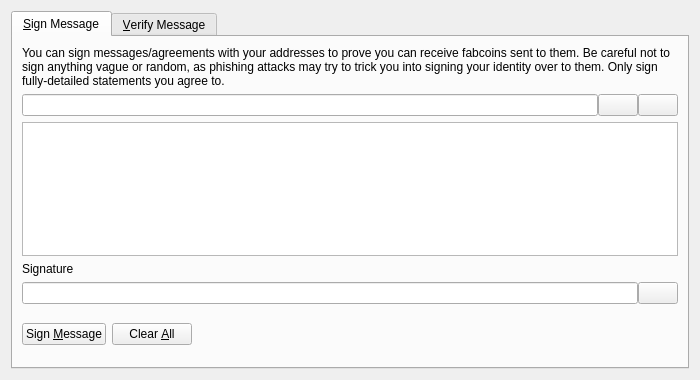
rlinxy/fcore, file src/qt/forms/signverifymessagedialog.ui: the form before one commit.
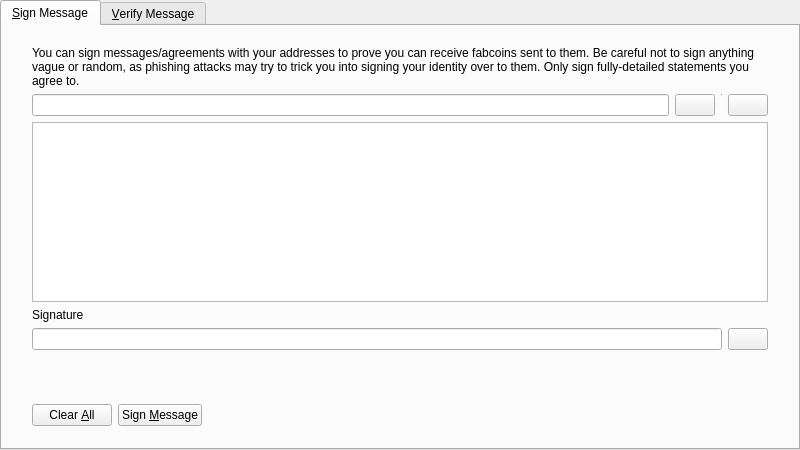
The form after the commit. Icons and pictures are not drawn. Custom widgets are drawn as their Qt base class.

The edit to the form file:
```diff
--- a/src/qt/forms/signverifymessagedialog.ui
+++ b/src/qt/forms/signverifymessagedialog.ui
@@ -6,8 +6,8 @@
    <rect>
     <x>0</x>
     <y>0</y>
-    <width>700</width>
-    <height>380</height>
+    <width>800</width>
+    <height>450</height>
    </rect>
   </property>
   <property name="windowTitle">
@@ -17,6 +17,18 @@
    <bool>true</bool>
   </property>
   <layout class="QVBoxLayout" name="verticalLayout">
+   <property name="leftMargin">
+    <number>0</number>
+   </property>
+   <property name="topMargin">
+    <number>0</number>
+   </property>
+   <property name="rightMargin">
+    <number>0</number>
+   </property>
+   <property name="bottomMargin">
+    <number>0</number>
+   </property>
    <item>
     <widget class="QTabWidget" name="tabWidget">
      <property name="currentIndex">
@@ -27,6 +39,32 @@
        <string>&amp;Sign Message</string>
       </attribute>
       <layout class="QVBoxLayout" name="verticalLayout_SM">
+       <property name="leftMargin">
+        <number>0</number>
+       </property>
+       <property name="topMargin">
+        <number>0</number>
+       </property>
+       <property name="rightMargin">
+        <number>0</number>
+       </property>
+       <property name="bottomMargin">
+        <number>0</number>
+       </property>
+       <item>
+        <layout class="QVBoxLayout" name="verticalLayout_3">
+         <property name="leftMargin">
+          <number>30</number>
+         </property>
+         <property name="topMargin">
+          <number>20</number>
+         </property>
+         <property name="rightMargin">
+          <number>30</number>
+         </property>
+         <property name="bottomMargin">
+          <number>20</number>
+         </property>
        <item>
         <widget class="QLabel" name="infoLabel_SM">
          <property name="text">
@@ -43,7 +81,7 @@
        <item>
         <layout class="QHBoxLayout" name="horizontalLayout_1_SM">
          <property name="spacing">
-          <number>0</number>
+            <number>6</number>
          </property>
          <item>
           <widget class="QValidatedLineEdit" name="addressIn_SM">
@@ -72,6 +110,19 @@
            </property>
           </widget>
          </item>
+           <item>
+            <widget class="Line" name="vLine">
+             <property name="maximumSize">
+              <size>
+               <width>1</width>
+               <height>22</height>
+              </size>
+             </property>
+             <property name="orientation">
+              <enum>Qt::Vertical</enum>
+             </property>
+            </widget>
+           </item>
          <item>
           <widget class="QPushButton" name="pasteButton_SM">
            <property name="toolTip">
@@ -114,7 +165,7 @@
        <item>
         <layout class="QHBoxLayout" name="horizontalLayout_2_SM">
          <property name="spacing">
-          <number>0</number>
+            <number>6</number>
          </property>
          <item>
           <widget class="QLineEdit" name="signatureOut_SM">
@@ -147,8 +198,37 @@
          </item>
         </layout>
        </item>
+        </layout>
+       </item>
        <item>
-        <layout class="QHBoxLayout" name="horizontalLayout_3_SM">
+        <widget class="QWidget" name="buttonsContainerWhite" native="true">
+         <layout class="QHBoxLayout" name="horizontalLayout">
+          <property name="leftMargin">
+           <number>30</number>
+          </property>
+          <property name="topMargin">
+           <number>15</number>
+          </property>
+          <property name="rightMargin">
+           <number>30</number>
+          </property>
+          <item>
+           <widget class="QPushButton" name="clearButton_SM">
+            <property name="toolTip">
+             <string>Reset all sign message fields</string>
+            </property>
+            <property name="text">
+             <string>Clear &amp;All</string>
+            </property>
+            <property name="icon">
+             <iconset resource="../fabcoin.qrc">
+              <normaloff>:/icons/remove</normaloff>:/icons/remove</iconset>
+            </property>
+            <property name="autoDefault">
+             <bool>false</bool>
+            </property>
+           </widget>
+          </item>
          <item>
           <widget class="QPushButton" name="signMessageButton_SM">
            <property name="toolTip">
@@ -166,23 +246,6 @@
            </property>
           </widget>
          </item>
-         <item>
-          <widget class="QPushButton" name="clearButton_SM">
-           <property name="toolTip">
-            <string>Reset all sign message fields</string>
-           </property>
-           <property name="text">
-            <string>Clear &amp;All</string>
-           </property>
-           <property name="icon">
-            <iconset resource="../fabcoin.qrc">
-             <normaloff>:/icons/remove</normaloff>:/icons/remove</iconset>
-           </property>
-           <property name="autoDefault">
-            <bool>false</bool>
-           </property>
-          </widget>
-         </item>
          <item>
           <spacer name="horizontalSpacer_1_SM">
            <property name="orientation">
@@ -226,6 +289,7 @@
           </spacer>
          </item>
         </layout>
+        </widget>
        </item>
       </layout>
      </widget>
```
Left out of the diff: 77 changed lines with no effect on the pictures. Lines whose indentation alone changed are shown as unchanged.
